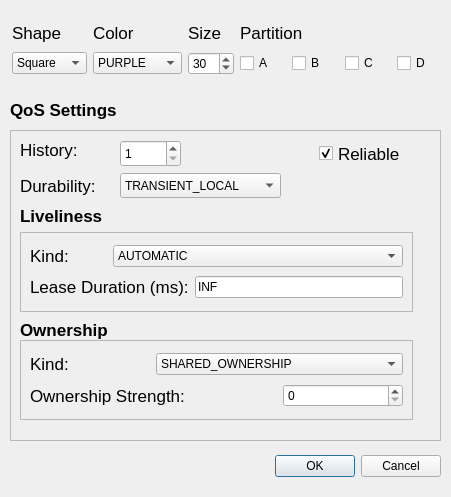
First picture: the form in utils/ShapesDemo/forms/publishdialog.ui, repository eProsima/Fast-DDS, before the edit.
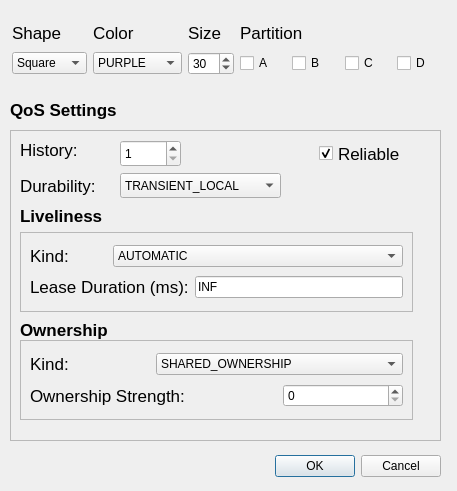
Second picture: the form after the edit.

```diff
--- a/utils/ShapesDemo/forms/publishdialog.ui
+++ b/utils/ShapesDemo/forms/publishdialog.ui
@@ -6,8 +6,8 @@
    <rect>
     <x>0</x>
     <y>0</y>
-    <width>451</width>
-    <height>497</height>
+    <width>457</width>
+    <height>491</height>
    </rect>
   </property>
   <property name="windowTitle">
```
